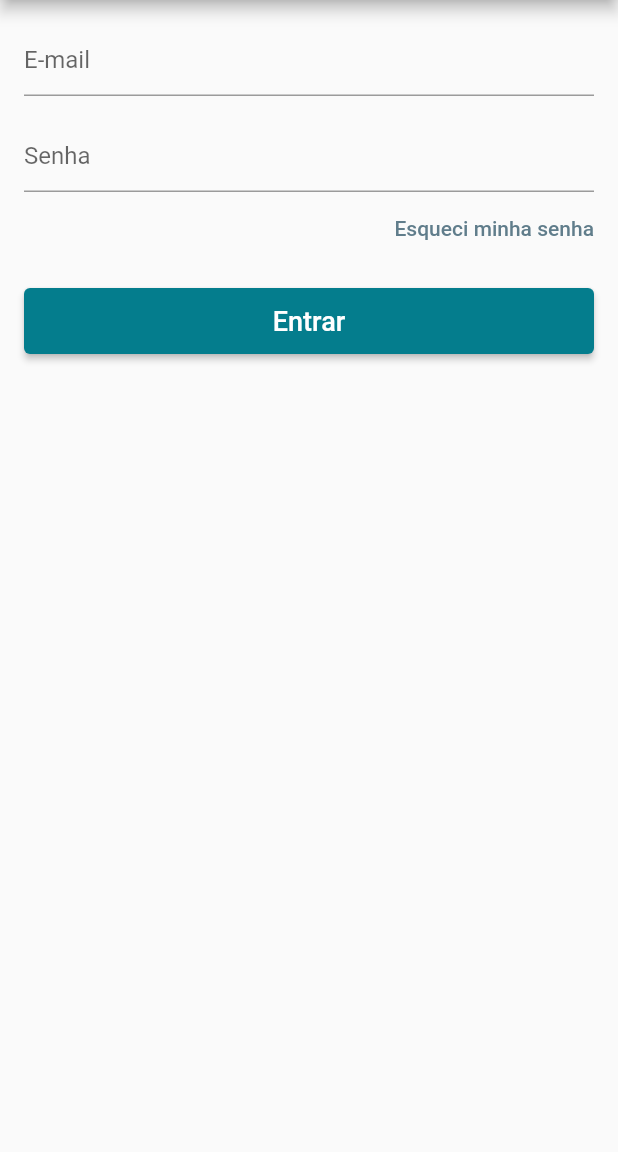
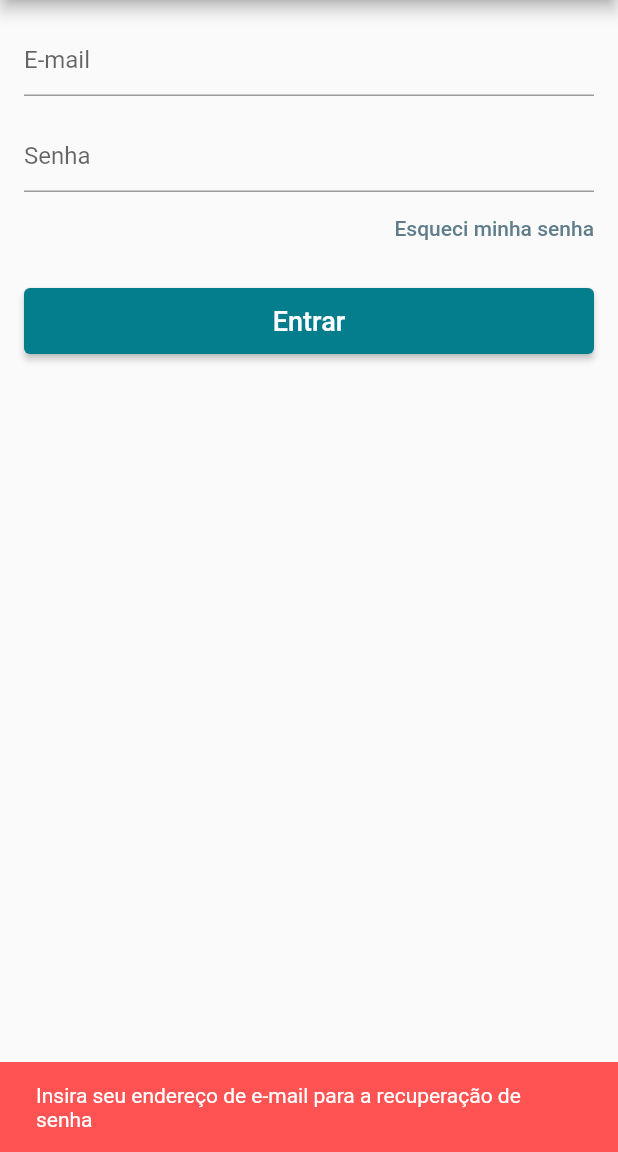
Before and after one commit to gabriellouredoti/app_loja_flutter, a Flutter app: the LoginScreen screen opened directly, after a tap on "Esqueci minha senha", on a phone screen of 412 x 824 dp, the part 84-1236 px from its top. Run offline on Flutter 3.47's test engine with Material 2 defaults, Android fonts, the phone set to English and light mode, and no system bars; our stand-ins replace carousel_pro, cloud_firestore, firebase_auth, firebase_core, transparent_image; missing offline and left inert: dart:ffi; accounts and stored records are empty.

Commit message:
Função de recuperação de senha finalizado

```diff
--- a/lib/screens/login_screen.dart
+++ b/lib/screens/login_screen.dart
@@ -75,7 +75,31 @@ class _LoginScreenState extends State<LoginScreen> {
                   Align(
                     alignment: Alignment.centerRight,
                     child: TextButton(
-                      onPressed: (){},
+                      onPressed: (){
+                        if(_mailController.text.isEmpty){
+
+                          _scaffoldKey.currentState?.showSnackBar(
+                            SnackBar(
+                              content: Text("Insira seu endereço de e-mail para a recuperação de senha"),
+                              backgroundColor: Colors.redAccent,
+                              duration: Duration(seconds: 2),
+                            ),
+                          );
+
+                        }else{
+
+                          model.recoveryPass(email: _mailController.text);
+
+                          _scaffoldKey.currentState?.showSnackBar(
+                            SnackBar(
+                              content: Text("Confira seu e-mail"),
+                              backgroundColor: Theme.of(context).primaryColor,
+                              duration: Duration(seconds: 2),
+                            ),
+                          );
+
+                        }
+                      },
                       child: Text("Esqueci minha senha", textAlign: TextAlign.right,),
                       style: TextButton.styleFrom(padding: EdgeInsets.zero),
                     ),
@@ -122,7 +146,7 @@ class _LoginScreenState extends State<LoginScreen> {
       SnackBar(
         content: Text("Falha ao realizar login"),
         backgroundColor: Colors.redAccent,
-        duration: Duration(seconds: 9),
+        duration: Duration(seconds: 2),
       ),
     );
   }
```
Also changed, not shown: lib/models/user_model.dart (+3 -4 lines).
